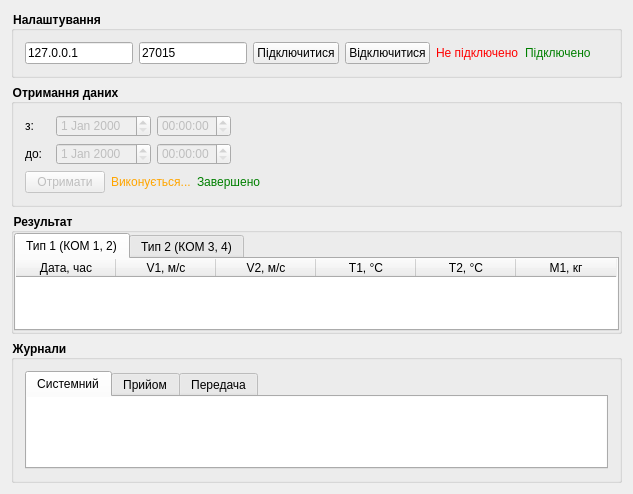
The window that client/ClientWindow.ui (darkjedi9922/winsock-cw) describes before a commit, drawn with Qt 5.
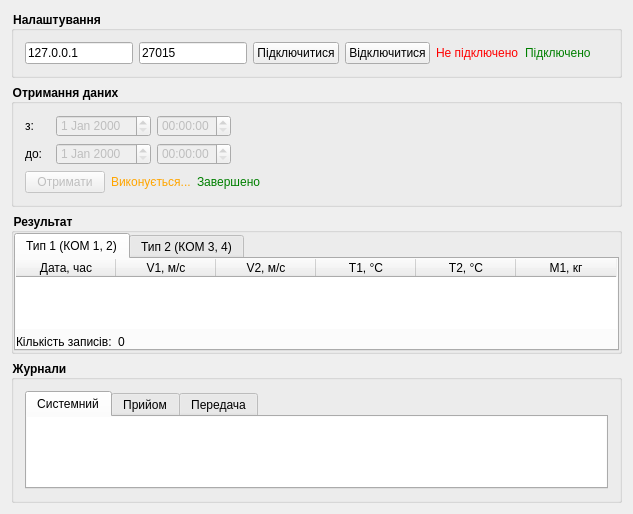
The same window after the commit.

Commit message: Add labels with count of recieved records in client window.

The edit to the form file:
```diff
--- a/client/ClientWindow.ui
+++ b/client/ClientWindow.ui
@@ -356,6 +356,24 @@
             </column>
            </widget>
           </item>
+          <item>
+           <layout class="QFormLayout" name="formLayout">
+            <item row="0" column="0">
+             <widget class="QLabel" name="label">
+              <property name="text">
+               <string>Кількість записів:</string>
+              </property>
+             </widget>
+            </item>
+            <item row="0" column="1">
+             <widget class="QLabel" name="type1Count">
+              <property name="text">
+               <string>0</string>
+              </property>
+             </widget>
+            </item>
+           </layout>
+          </item>
          </layout>
         </widget>
         <widget class="QWidget" name="tab_2">
```
Left out of the diff: 18 changed lines with no effect on the pictures. The commit also changes 1 other file.
